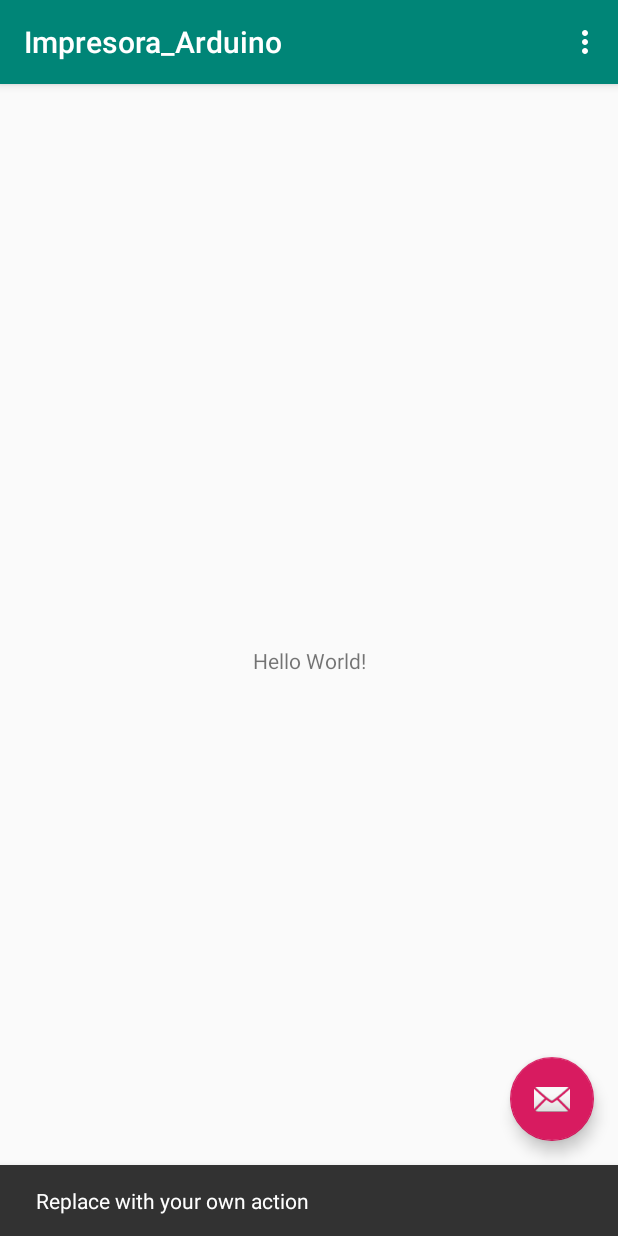
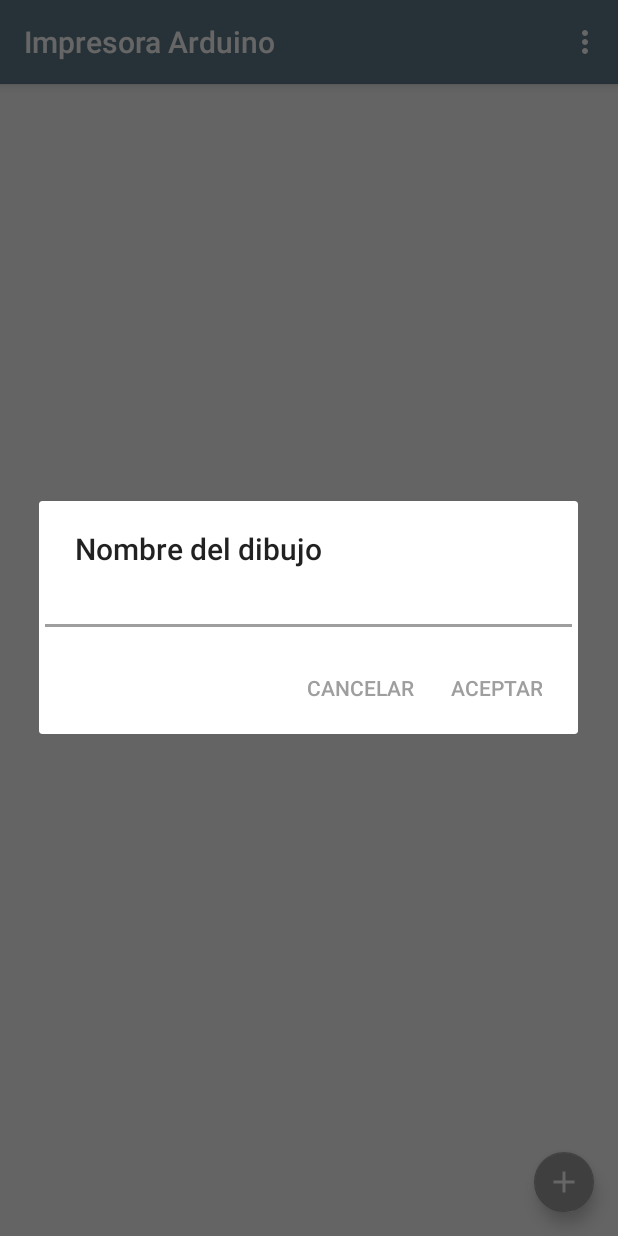
Before and after one commit to BrunoCoronado/Impresora_Arduino, an Android app: the screen it shows after launch (MainActivity), after a tap on an icon or button, on a phone screen of 412 x 824 dp. Run offline under Robolectric (Android 15) with nearby library versions, the phone set to English and light mode, and no system bars.

Commit message:
Modulo dibujo

```diff
--- a/app/build.gradle
+++ b/app/build.gradle
@@ -24,6 +24,7 @@ dependencies {
     implementation 'androidx.appcompat:appcompat:1.0.2'
     implementation 'androidx.constraintlayout:constraintlayout:1.1.3'
     implementation 'com.google.android.material:material:1.0.0'
+    implementation 'androidx.legacy:legacy-support-v4:1.0.0'
     testImplementation 'junit:junit:4.12'
     androidTestImplementation 'androidx.test:runner:1.2.0'
     androidTestImplementation 'androidx.test.espresso:espresso-core:3.2.0'
--- a/app/src/main/AndroidManifest.xml
+++ b/app/src/main/AndroidManifest.xml
@@ -1,6 +1,9 @@
 <?xml version="1.0" encoding="utf-8"?>
 <manifest xmlns:android="http://schemas.android.com/apk/res/android"
+    xmlns:tools="http://schemas.android.com/tools"
     package="usac.trext.impresora_arduino">
+
+    <uses-permission android:name="android.permission.WRITE_EXTERNAL_STORAGE"/>
 
     <application
         android:allowBackup="true"
@@ -8,7 +11,8 @@
         android:label="@string/app_name"
         android:roundIcon="@mipmap/ic_launcher_round"
         android:supportsRtl="true"
-        android:theme="@style/AppTheme">
+        android:theme="@style/AppTheme"
+        tools:ignore="GoogleAppIndexingWarning">
         <activity
             android:name=".MainActivity"
             android:label="@string/app_name"
--- a/app/src/main/java/usac/trext/impresora_arduino/MainActivity.java
+++ b/app/src/main/java/usac/trext/impresora_arduino/MainActivity.java
@@ -1,5 +1,7 @@
 package usac.trext.impresora_arduino;
 
+import android.app.AlertDialog;
+import android.content.DialogInterface;
 import android.os.Bundle;
 
 import com.google.android.material.floatingactionbutton.FloatingActionButton;
@@ -11,45 +13,68 @@ import androidx.appcompat.widget.Toolbar;
 import android.view.View;
 import android.view.Menu;
 import android.view.MenuItem;
+import android.widget.EditText;
+import android.widget.Toast;
 
 public class MainActivity extends AppCompatActivity {
+
+    private FloatingActionButton fab;
 
     @Override
     protected void onCreate(Bundle savedInstanceState) {
         super.onCreate(savedInstanceState);
         setContentView(R.layout.activity_main);
         Toolbar toolbar = findViewById(R.id.toolbar);
+        fab = findViewById(R.id.fab);
         setSupportActionBar(toolbar);
-
-        FloatingActionButton fab = findViewById(R.id.fab);
         fab.setOnClickListener(new View.OnClickListener() {
             @Override
-            public void onClick(View view) {
-                Snackbar.make(view, "Replace with your own action", Snackbar.LENGTH_LONG)
-                        .setAction("Action", null).show();
+            public void onClick(final View view) {
+                nuevoDibujo();
             }
         });
     }
 
     @Override
     public boolean onCreateOptionsMenu(Menu menu) {
-        // Inflate the menu; this adds items to the action bar if it is present.
         getMenuInflater().inflate(R.menu.menu_main, menu);
         return true;
     }
 
     @Override
     public boolean onOptionsItemSelected(MenuItem item) {
-        // Handle action bar item clicks here. The action bar will
-        // automatically handle clicks on the Home/Up button, so long
-        // as you specify a parent activity in AndroidManifest.xml.
         int id = item.getItemId();
-
-        //noinspection SimplifiableIfStatement
-        if (id == R.id.action_settings) {
+        if (id == R.id.action_nuevo) {
+            nuevoDibujo();
+            return true;
+        }else if(id == R.id.action_galeria){
             return true;
         }
-
         return super.onOptionsItemSelected(item);
     }
+
+    private void nuevoDibujo(){
+        final AlertDialog.Builder builder = new AlertDialog.Builder(this);
+        final EditText txtNombre = new EditText(this);
+        builder.setTitle("Nombre del dibujo");
+        builder.setView(txtNombre);
+        builder.setPositiveButton("Aceptar", new DialogInterface.OnClickListener() {
+            @Override
+            public void onClick(DialogInterface dialogInterface, int i) {
+                fab.hide();
+                Bundle bundle = new Bundle();
+                bundle.putString("nombre", txtNombre.getText().toString());
+                Dibujo dibujo = new Dibujo();
+                dibujo.setArguments(bundle);
+                getSupportFragmentManager().beginTransaction().replace(R.id.content_frame, dibujo).commit();
+            }
+        });
+        builder.setNegativeButton("Cancelar", new DialogInterface.OnClickListener() {
+            @Override
+            public void onClick(DialogInterface dialogInterface, int i) {
+                dialogInterface.cancel();
+            }
+        });
+        builder.show();
+    }
 }
--- a/app/src/main/res/layout/activity_main.xml
+++ b/app/src/main/res/layout/activity_main.xml
@@ -4,7 +4,8 @@
     xmlns:tools="http://schemas.android.com/tools"
     android:layout_width="match_parent"
     android:layout_height="match_parent"
-    tools:context=".MainActivity">
+    tools:context=".MainActivity"
+    android:id="@+id/content">
 
     <com.google.android.material.appbar.AppBarLayout
         android:layout_width="match_parent"
@@ -28,6 +29,7 @@
         android:layout_height="wrap_content"
         android:layout_gravity="bottom|end"
         android:layout_margin="@dimen/fab_margin"
-        app:srcCompat="@android:drawable/ic_dialog_email" />
+        app:fabSize="mini"
+        android:src="@drawable/plus"/>
 
 </androidx.coordinatorlayout.widget.CoordinatorLayout>
--- a/app/src/main/res/layout/content_main.xml
+++ b/app/src/main/res/layout/content_main.xml
@@ -8,13 +8,10 @@
     tools:context=".MainActivity"
     tools:showIn="@layout/activity_main">
 
-    <TextView
-        android:layout_width="wrap_content"
-        android:layout_height="wrap_content"
-        android:text="Hello World!"
-        app:layout_constraintBottom_toBottomOf="parent"
-        app:layout_constraintLeft_toLeftOf="parent"
-        app:layout_constraintRight_toRightOf="parent"
-        app:layout_constraintTop_toTopOf="parent" />
+    <FrameLayout
+        android:id="@+id/content_frame"
+        android:layout_width="match_parent"
+        android:layout_height="match_parent">
+    </FrameLayout>
 
 </androidx.constraintlayout.widget.ConstraintLayout>
--- a/app/src/main/res/menu/menu_main.xml
+++ b/app/src/main/res/menu/menu_main.xml
@@ -2,9 +2,16 @@
     xmlns:app="http://schemas.android.com/apk/res-auto"
     xmlns:tools="http://schemas.android.com/tools"
     tools:context="usac.trext.impresora_arduino.MainActivity">
+
     <item
-        android:id="@+id/action_settings"
+        android:id="@+id/action_nuevo"
         android:orderInCategory="100"
-        android:title="@string/action_settings"
+        android:title="@string/action_nuevo_dibujo"
+        app:showAsAction="never" />
+
+    <item
+        android:id="@+id/action_galeria"
+        android:orderInCategory="100"
+        android:title="@string/action_galeria"
         app:showAsAction="never" />
 </menu>
--- a/app/src/main/res/values/colors.xml
+++ b/app/src/main/res/values/colors.xml
@@ -1,6 +1,10 @@
 <?xml version="1.0" encoding="utf-8"?>
 <resources>
-    <color name="colorPrimary">#008577</color>
-    <color name="colorPrimaryDark">#00574B</color>
-    <color name="colorAccent">#D81B60</color>
+    <color name="colorPrimary">#607D8B</color>
+    <color name="colorPrimaryDark">#455A64</color>
+    <color name="colorPrimaryLight">#CFD8DC</color>
+    <color name="colorAccent">#9E9E9E</color>
+    <color name="primaryText">#212121</color>
+    <color name="secondaryText">#757575</color>
+    <color name="icons">#FFFFFF</color>
 </resources>
```
Also changed, not shown: app/src/main/java/usac/trext/impresora_arduino/Dibujo.java (added, +71 -0 lines), app/src/main/java/usac/trext/impresora_arduino/FingerPath.java (added, +16 -0 lines), app/src/main/java/usac/trext/impresora_arduino/PaintView.java (added, +142 -0 lines), app/src/main/res/layout/fragment_dibujo.xml (added, +98 -0 lines), app/src/main/res/values/strings.xml (+11 -2 lines), app/src/main/res/drawable/plus.png (added).
